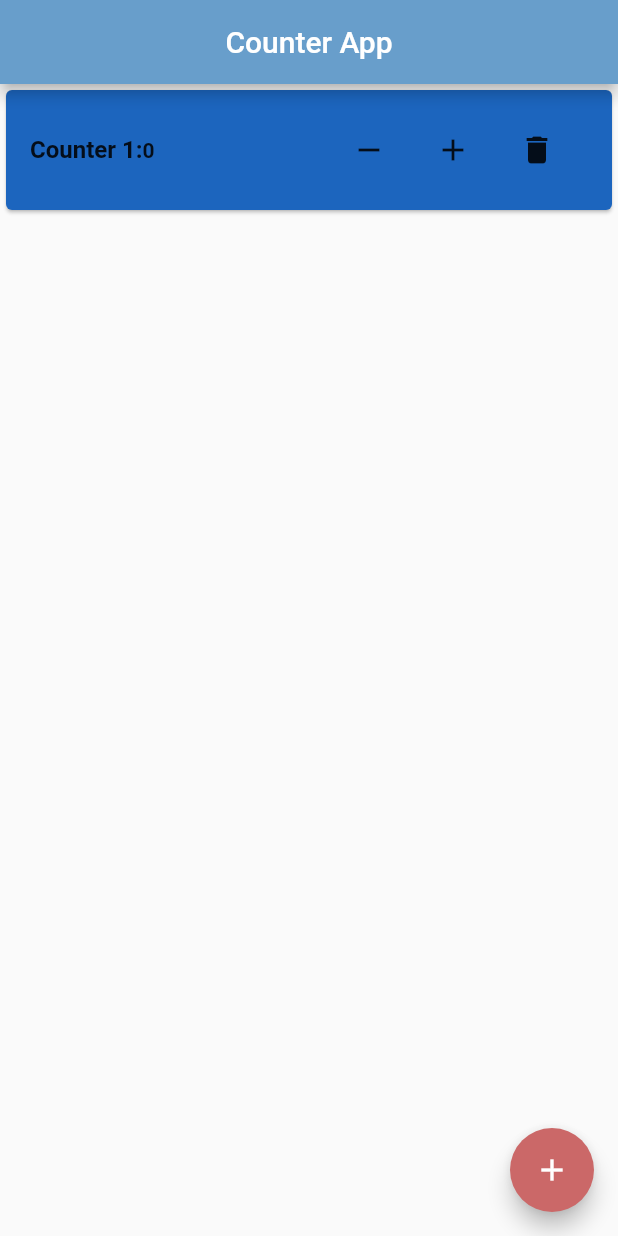
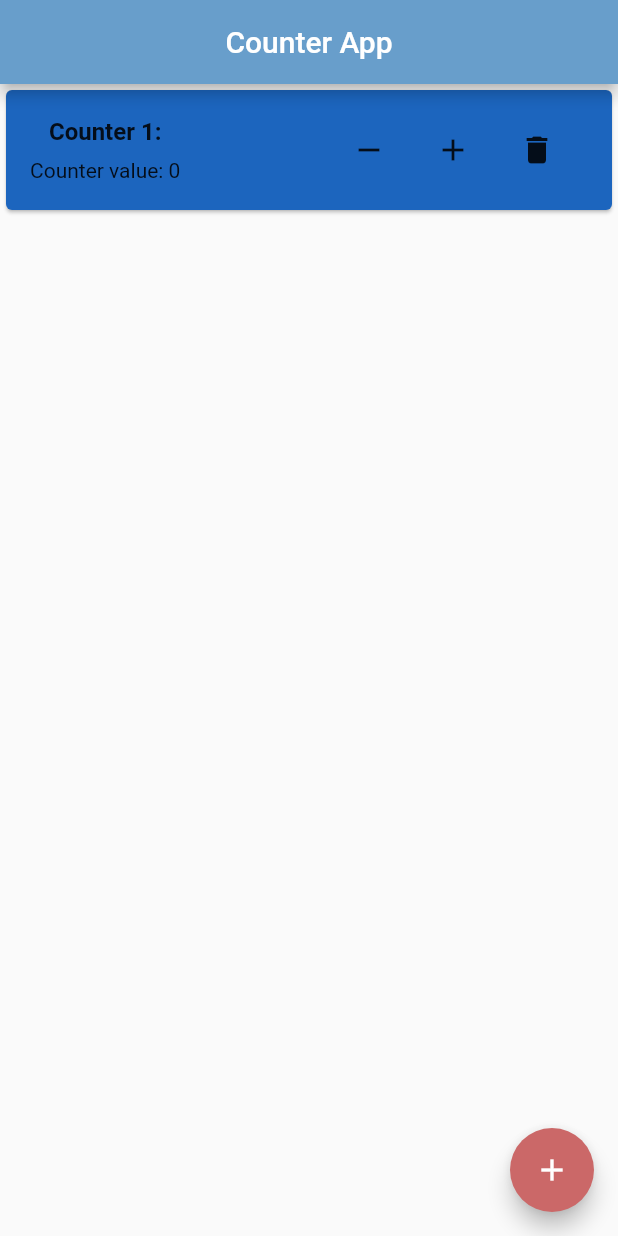
Before and after one commit to angelica1412/session4_flutter_provider, a Flutter app: the screen it shows after launch, after a tap on the "add" icon, on a phone screen of 412 x 824 dp. Run offline on Flutter 3.47's test engine with Material 2 defaults, Android fonts, the phone set to English and light mode, and no system bars.

Commit message:
ubah posisi counter value

```diff
--- a/lib/main.dart
+++ b/lib/main.dart
@@ -132,7 +132,7 @@ class _CardWidgetState extends State<CardWidget> {
         child: Row(
           mainAxisAlignment: MainAxisAlignment.spaceBetween,
           children: <Widget>[
-            Row(
+            Column(
               children: <Widget>[
                 Text(
                   'Counter ${widget.index}:',
@@ -141,14 +141,14 @@ class _CardWidgetState extends State<CardWidget> {
                     fontWeight: FontWeight.bold,
                   ),
                 ),
+                SizedBox(height: 8),
                 ValueListenableBuilder<int>(
                   valueListenable: widget.counter,
                   builder: (context, value, child) {
                     return Text(
-                      '$value',
+                      'Counter value: $value',
                       style: TextStyle(
                         fontSize: 14,
-                        fontWeight: FontWeight.bold,
                       ),
                     );
                   },
```
